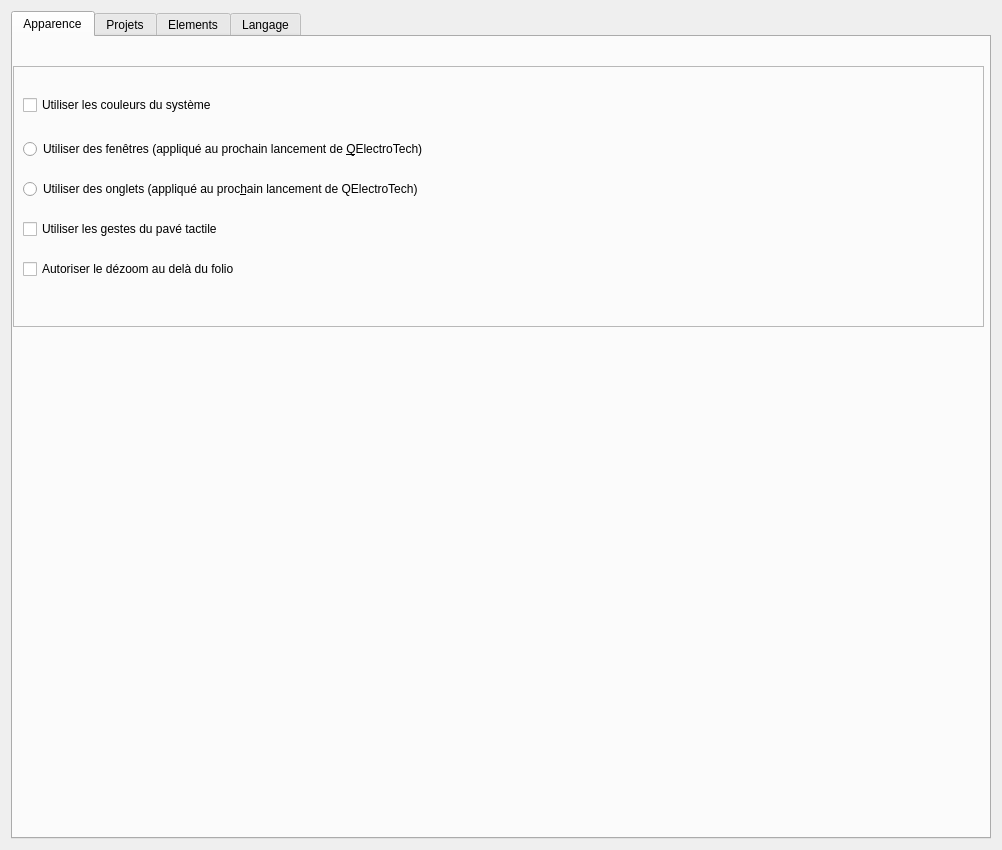
The window that sources/ui/configpage/generalconfigurationpage.ui (qelectrotech/qelectrotech-source-mirror) describes before a commit, drawn with Qt 5.
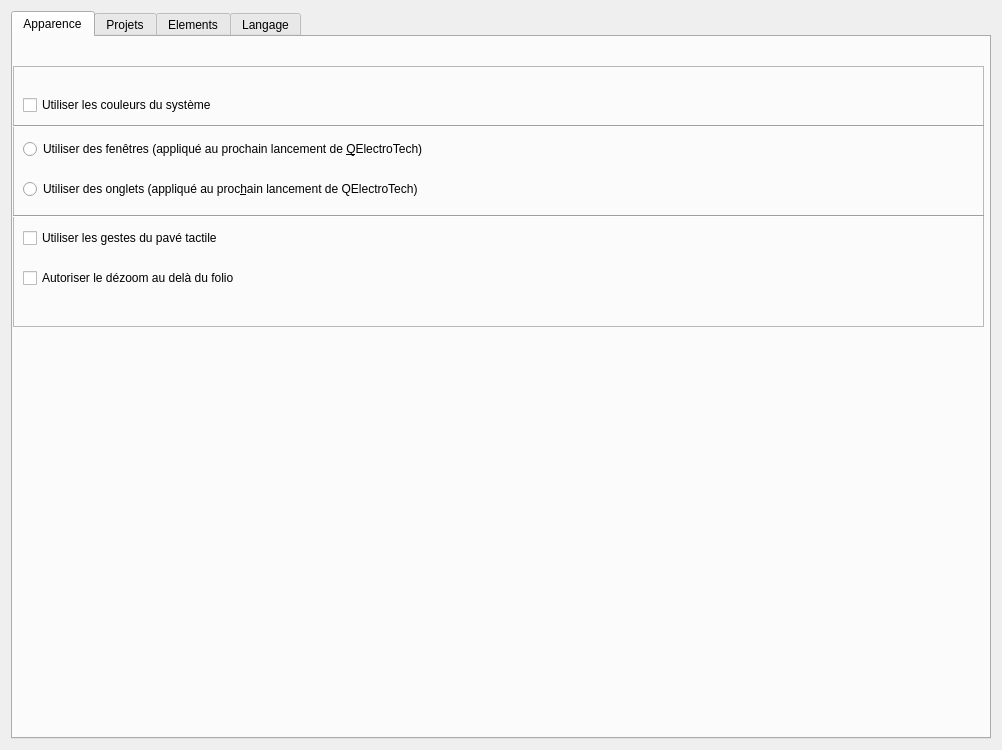
The same window after the commit.

```diff
--- a/sources/ui/configpage/generalconfigurationpage.ui
+++ b/sources/ui/configpage/generalconfigurationpage.ui
@@ -7,7 +7,7 @@
     <x>0</x>
     <y>0</y>
     <width>1000</width>
-    <height>850</height>
+    <height>750</height>
    </rect>
   </property>
   <property name="windowTitle">
@@ -61,32 +61,6 @@
         <string>Utiliser des onglets (appliqué au proc&amp;hain lancement de QElectroTech)</string>
        </property>
       </widget>
-      <widget class="QCheckBox" name="m_use_gesture_trackpad">
-       <property name="geometry">
-        <rect>
-         <x>10</x>
-         <y>180</y>
-         <width>535</width>
-         <height>24</height>
-        </rect>
-       </property>
-       <property name="text">
-        <string>Utiliser les gestes du pavé tactile</string>
-       </property>
-      </widget>
-      <widget class="QCheckBox" name="m_zoom_out_beyond_folio">
-       <property name="geometry">
-        <rect>
-         <x>10</x>
-         <y>220</y>
-         <width>535</width>
-         <height>24</height>
-        </rect>
-       </property>
-       <property name="text">
-        <string>Autoriser le dézoom au delà du folio</string>
-       </property>
-      </widget>
       <widget class="QCheckBox" name="m_use_system_color_cb">
        <property name="geometry">
         <rect>
@@ -115,6 +89,58 @@
        <property name="frameShadow">
         <enum>QFrame::Raised</enum>
        </property>
+       <widget class="Line" name="line">
+        <property name="geometry">
+         <rect>
+          <x>0</x>
+          <y>50</y>
+          <width>971</width>
+          <height>20</height>
+         </rect>
+        </property>
+        <property name="orientation">
+         <enum>Qt::Horizontal</enum>
+        </property>
+       </widget>
+       <widget class="Line" name="line_2">
+        <property name="geometry">
+         <rect>
+          <x>0</x>
+          <y>140</y>
+          <width>971</width>
+          <height>20</height>
+         </rect>
+        </property>
+        <property name="orientation">
+         <enum>Qt::Horizontal</enum>
+        </property>
+       </widget>
+       <widget class="QCheckBox" name="m_zoom_out_beyond_folio">
+        <property name="geometry">
+         <rect>
+          <x>10</x>
+          <y>200</y>
+          <width>535</width>
+          <height>24</height>
+         </rect>
+        </property>
+        <property name="text">
+         <string>Autoriser le dézoom au delà du folio</string>
+        </property>
+       </widget>
+       <widget class="QCheckBox" name="m_use_gesture_trackpad">
+        <property name="geometry">
+         <rect>
+          <x>10</x>
+          <y>160</y>
+          <width>535</width>
+          <height>24</height>
+         </rect>
+        </property>
+        <property name="text">
+         <string>Utiliser les gestes du pavé tactile</string>
+        </property>
+       </widget>
       </widget>
      </widget>
      <widget class="QWidget" name="tab_4">
```
Left out of the diff: 41 changed lines with no effect on the pictures.
